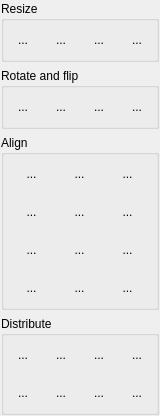
This is src/LayoutToolboxWidget.ui in markus-wa/glmixer-mirror as Qt 5 draws it before an edit. The edited form follows.
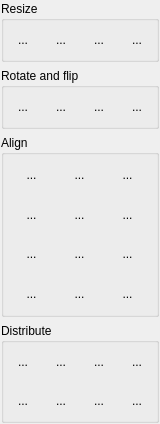
This is the edited form. Icons and pictures are not drawn.

```diff
--- a/src/LayoutToolboxWidget.ui
+++ b/src/LayoutToolboxWidget.ui
@@ -6,8 +6,8 @@
    <rect>
     <x>0</x>
     <y>0</y>
-    <width>156</width>
-    <height>384</height>
+    <width>160</width>
+    <height>424</height>
    </rect>
   </property>
   <property name="windowTitle">
```
Left out of the diff: 59 changed lines with no effect on the pictures.
